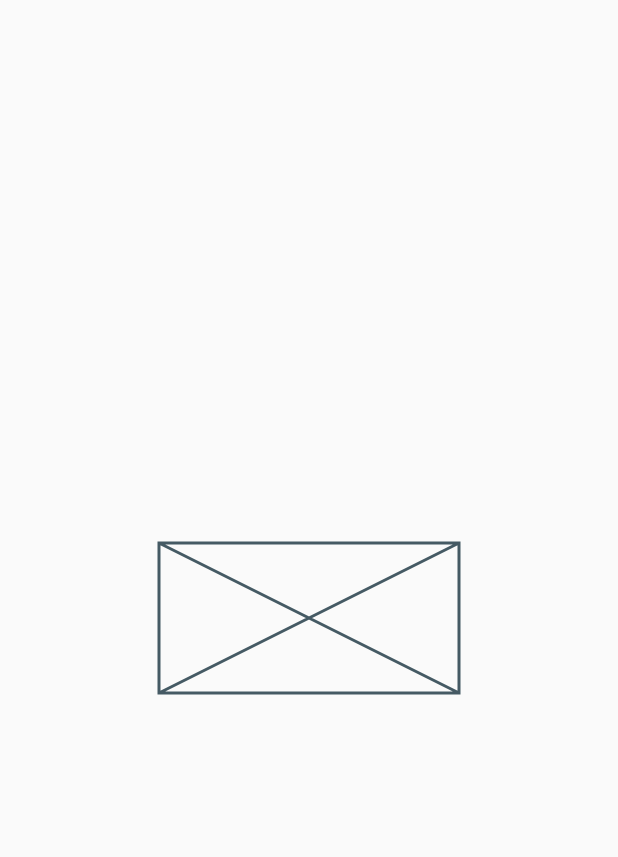
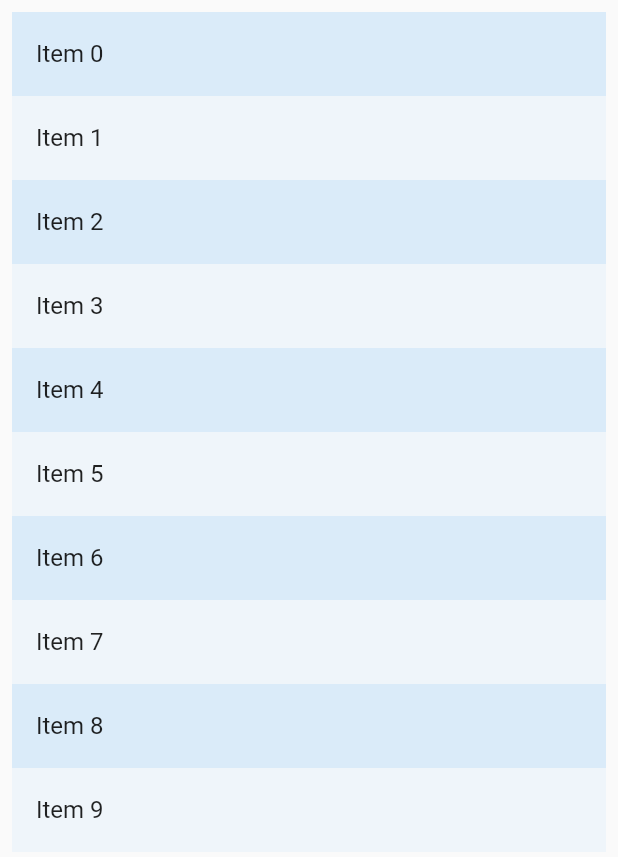
Before and after one commit to thetahmeed/Flutter, a Flutter app: the screen it shows after launch, on a phone screen of 412 x 824 dp. Shown: the top 857 px of the screen. Run offline on Flutter 3.47's test engine with Material 2 defaults, Android fonts, the phone set to English and light mode, and no system bars; our stand-ins replace carousel_slider, cloud_firestore, curved_navigation_bar, firebase_auth, firebase_core, firebase_database and 9 more; accounts and stored records are empty.

Commit message:
ReorderableListView

```diff
--- a/nineteen/lib/pages/things.dart
+++ b/nineteen/lib/pages/things.dart
@@ -5,18 +5,39 @@ class LittleThings extends StatefulWidget {
   _LittleThingsState createState() => _LittleThingsState();
 }
 
-class _LittleThingsState extends State<LittleThings>
-    with TickerProviderStateMixin {
+class _LittleThingsState extends State<LittleThings> {
+  final List<int> _items = List<int>.generate(10, (int index) => index);
+
   @override
   Widget build(BuildContext context) {
+    final ColorScheme colorScheme = Theme.of(context).colorScheme;
+    final Color oddItemColor = colorScheme.primary.withOpacity(0.05);
+    final Color evenItemColor = colorScheme.primary.withOpacity(0.15);
+
     return Scaffold(
       body: SafeArea(
-        child: Center(
-            child: Container(
-          height: 100,
-          width: 200,
-          child: Placeholder(),
-        )),
+        child: ReorderableListView(
+          padding: EdgeInsets.all(8),
+          children: <Widget>[
+            for (int index = 0; index < _items.length; index++)
+              ListTile(
+                key: Key('$index'),
+                tileColor: _items[index].isOdd ? oddItemColor : evenItemColor,
+                title: Text('Item ${_items[index]}'),
+              ),
+          ],
+          onReorder: (int oldIndex, int newIndex) {
+            setState(
+              () {
+                if (oldIndex < newIndex) {
+                  newIndex -= 1;
+                }
+                final int item = _items.removeAt(oldIndex);
+                _items.insert(newIndex, item);
+              },
+            );
+          },
+        ),
       ),
     );
   }
```
